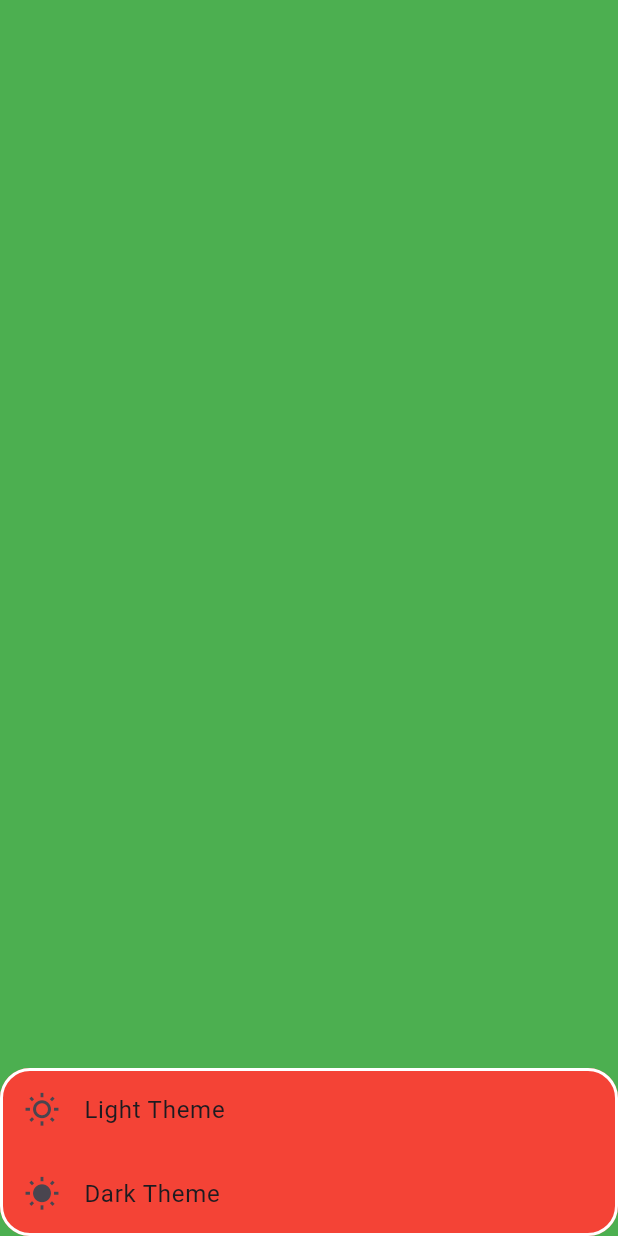
After one commit to ChandanGupta31/get_x, a Flutter app: the screen it shows after launch, after a tap on "Show BottomSheet", on a phone screen of 412 x 824 dp. The commit adds this screen. Run offline on Flutter 3.47's test engine with Material 3 defaults, Android fonts, the phone set to English and light mode, and no system bars; our stand-ins replace get.

Commit message:
Bottom Sheet

```diff
--- /dev/null
+++ b/lib/get_x/3_bottom_sheed_and_dynamic_view.dart
@@ -0,0 +1,56 @@
+import 'package:flutter/material.dart';
+import 'package:get/get.dart';
+
+class BottomSheetAndDynamicViewScreen extends StatelessWidget {
+  const BottomSheetAndDynamicViewScreen({super.key});
+
+  @override
+  Widget build(BuildContext context) {
+    return Scaffold(
+      appBar: AppBar(
+        title: Text('Bottom Sheet'),
+      ),
+      body: Center(
+        child: ElevatedButton(
+          child: Text('Show BottomSheet'),
+          onPressed: () {
+            Get.bottomSheet(
+              Container(
+                child: Wrap(
+                  children: <Widget>[
+                    ListTile(
+                      leading: Icon(Icons.wb_sunny_outlined),
+                      title: Text('Light Theme'),
+                      onTap: () => {
+                        Get.changeTheme(ThemeData.light()), // TO change the theme mode
+                      },
+                    ),
+                    ListTile(
+                      leading: Icon(Icons.wb_sunny),
+                      title: Text('Dark Theme'),
+                      onTap: () => {
+                        Get.changeTheme(ThemeData.dark()),  // To change the theme mode
+                      },
+                    ),
+                  ],
+                ),
+              ),
+              barrierColor: Colors.green,
+              backgroundColor: Colors.red,
+              isDismissible: true,
+              shape: RoundedRectangleBorder(
+                borderRadius: BorderRadius.circular(20),
+                side: BorderSide(
+                  color: Colors.white,
+                  style: BorderStyle.solid,
+                  width: 2
+                )
+              ),
+              enableDrag: false,
+            );
+          },
+        ),
+      ),
+    );
+  }
+}
--- a/lib/main.dart
+++ b/lib/main.dart
@@ -2,10 +2,11 @@ import 'package:flutter/material.dart';
 import 'package:get/get.dart';
 import 'package:get_x/get_x/1_snack_bar.dart';
 import 'package:get_x/get_x/2_show_dialog.dart';
+import 'package:get_x/get_x/3_bottom_sheed_and_dynamic_view.dart';
 
 void main() {
-  runApp(MaterialApp(
+  runApp(GetMaterialApp(
     debugShowCheckedModeBanner: false,
-    home: ShowDialogScreen(),
+    home: BottomSheetAndDynamicViewScreen(),
   ));
 }
```
